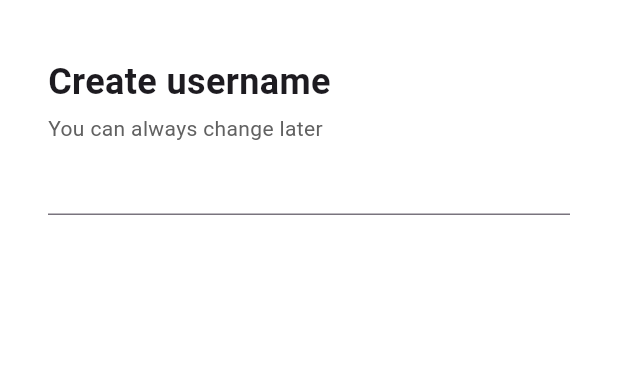
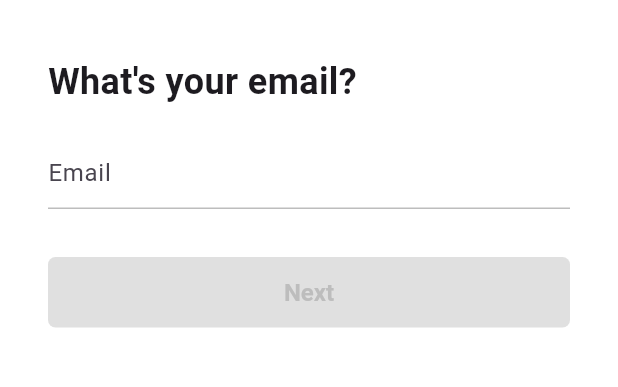
Before and after one commit to lee-jaemmin/tiktokclone, a Flutter app: the EmailScreen screen opened directly, on a phone screen of 412 x 824 dp, the part 58-445 px from its top. Run offline on Flutter 3.47's test engine with Material 3 defaults, Android fonts, the phone set to English and light mode, and no system bars; our stand-ins replace font_awesome_flutter.

Commit message:
formbutton위젯화, emailscreen생성

```diff
--- a/lib/features/authentication/email_screen.dart
+++ b/lib/features/authentication/email_screen.dart
@@ -1,9 +1,36 @@
 import 'package:flutter/material.dart';
 import 'package:tiktokclone/constants/sizes.dart';
 import 'package:tiktokclone/constants/gaps.dart';
+import 'package:tiktokclone/features/authentication/widgets/form_button.dart';
 
-class EmailScreen extends StatelessWidget {
+class EmailScreen extends StatefulWidget {
   const EmailScreen({super.key});
+
+  @override
+  State<EmailScreen> createState() => _EmailScreenState();
+}
+
+class _EmailScreenState extends State<EmailScreen> {
+  final TextEditingController _usernameController = TextEditingController();
+
+  String _username = "";
+
+  @override
+  void initState() {
+    super.initState();
+
+    _usernameController.addListener(() {
+      setState(() {
+        _username = _usernameController.text;
+      });
+    });
+  }
+
+  @override
+  void dispose() {
+    _usernameController.dispose();
+    super.dispose();
+  }
 
   @override
   Widget build(BuildContext context) {
@@ -25,18 +52,33 @@ class EmailScreen extends StatelessWidget {
           children: [
             Gaps.v20,
             Text(
-              "Create username",
+              "What's your email?",
               style: TextStyle(
                 fontSize: Sizes.size24,
                 fontWeight: FontWeight.w600,
               ),
             ),
             Gaps.v4,
-            Text(
-              "You can always change later",
-              style: TextStyle(color: Colors.grey.shade700),
+            Gaps.v16,
+            TextField(
+              controller: _usernameController,
+              decoration: InputDecoration(
+                hintText: "Email",
+                enabledBorder: UnderlineInputBorder(
+                  borderSide: BorderSide(
+                    color: Colors.grey.shade400,
+                  ),
+                ),
+                focusedBorder: UnderlineInputBorder(
+                  borderSide: BorderSide(
+                    color: Colors.grey.shade400,
+                  ),
+                ),
+              ),
+              cursorColor: Theme.of(context).primaryColor,
             ),
-            TextField(),
+            Gaps.v32,
+            FormButton(disabled: _username.isEmpty),
           ],
         ),
       ),
--- /dev/null
+++ b/lib/features/authentication/widgets/form_button.dart
@@ -0,0 +1,41 @@
+import 'package:flutter/material.dart';
+import 'package:tiktokclone/constants/sizes.dart';
+
+class FormButton extends StatelessWidget {
+  const FormButton({super.key, required this.disabled});
+
+  final bool disabled;
+
+  @override
+  Widget build(BuildContext context) {
+    return FractionallySizedBox(
+      widthFactor: 1,
+      child: AnimatedContainer(
+        duration: Duration(
+          milliseconds: 300,
+        ),
+        padding: EdgeInsets.symmetric(vertical: Sizes.size14),
+        decoration: BoxDecoration(
+          borderRadius: BorderRadius.circular(Sizes.size5),
+          color: disabled
+              ? Colors.grey.shade300
+              : Theme.of(context).primaryColor,
+        ),
+        child: AnimatedDefaultTextStyle(
+          style: TextStyle(
+            color: disabled ? Colors.grey.shade400 : Colors.white,
+            fontSize: Sizes.size16,
+            fontWeight: FontWeight.w600,
+          ),
+          duration: Duration(
+            milliseconds: 300,
+          ),
+          child: Text(
+            'Next',
+            textAlign: TextAlign.center,
+          ),
+        ),
+      ),
+    );
+  }
+}
--- a/lib/main.dart
+++ b/lib/main.dart
@@ -21,6 +21,7 @@ class TikTokApp extends StatelessWidget {
         appBarTheme: AppBarTheme(
           foregroundColor: Colors.black,
           backgroundColor: Colors.white,
+          centerTitle: true,
           elevation: 0,
           titleTextStyle: TextStyle(
             color: Colors.black,
```
Also changed, not shown: lib/features/authentication/username_screen.dart (+21 -28 lines).
